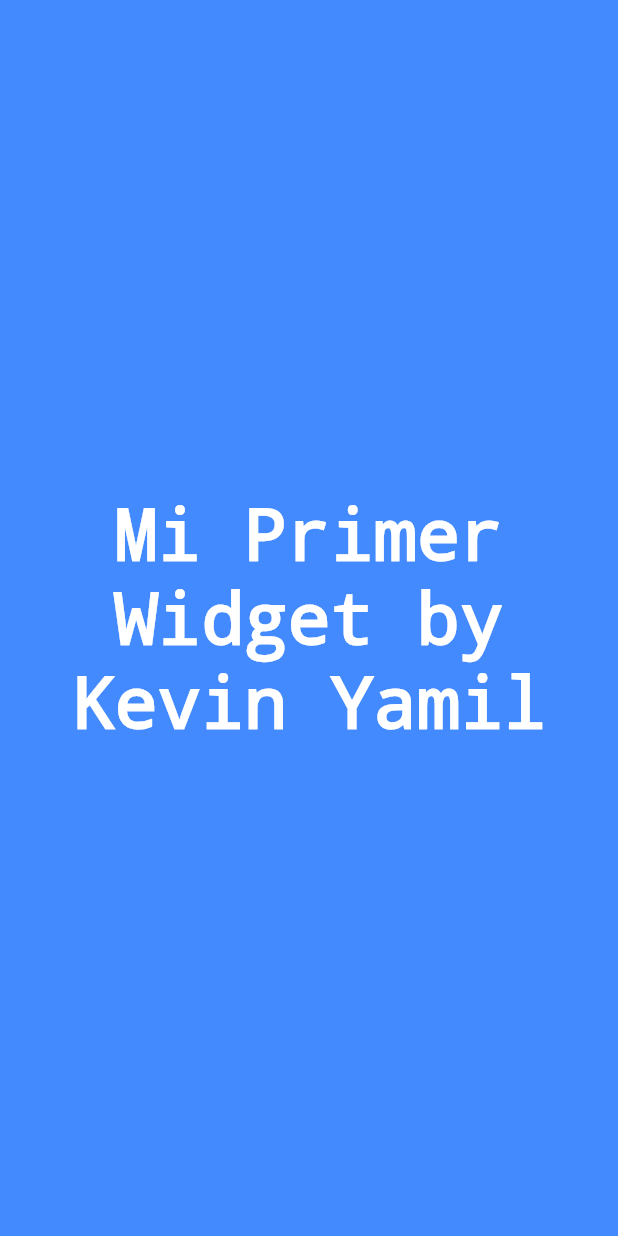
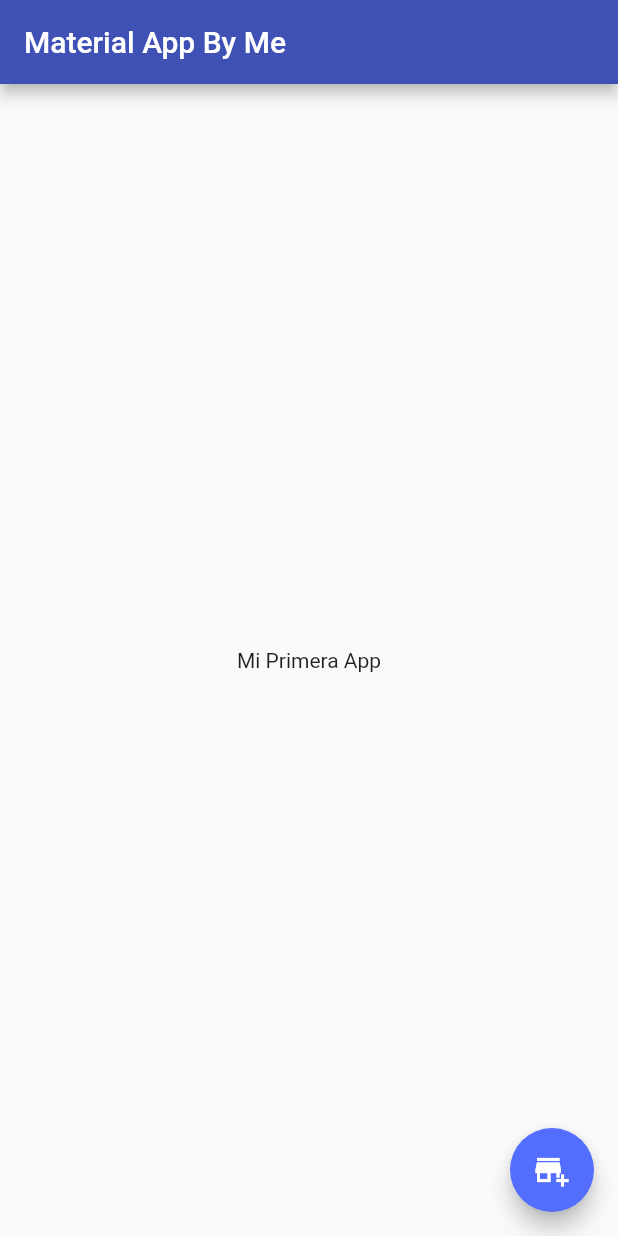
Before and after one commit to kevinShogun/Contact_app, a Flutter app: the screen it shows after launch, on a phone screen of 412 x 824 dp. Run offline on Flutter 3.47's test engine with Material 2 defaults, Android fonts, the light colour scheme and no system bars.

Commit message:
Se Implemento Material Desing para My App

```diff
--- a/lib/main.dart
+++ b/lib/main.dart
@@ -1,4 +1,5 @@
 import 'package:flutter/material.dart';
+import 'package:flutter/cupertino.dart';
 
 void main() {
   runApp(MyApp());
@@ -12,18 +13,26 @@ class MyApp extends StatelessWidget {
       title: 'Flutter App de Kevin',
       theme: ThemeData(
         primarySwatch: Colors.indigo,
+        secondaryHeaderColor: Colors.blueGrey,
         visualDensity: VisualDensity.adaptivePlatformDensity,
       ),
-      home: Container(
-          color: Colors.blueAccent,
+      home: Scaffold(
+        floatingActionButton: FloatingActionButton(
+          backgroundColor: Colors.indigoAccent,
+          child: Icon(Icons.add_business),
+        ),
+        appBar: AppBar(
+          title: Text('Material App By Me'),
+        ),
+        body: Container(
           child: Center(
             child: Text(
-              'Mi Primer Widget by Kevin Yamil',
+              'Mi Primera App',
               textAlign: TextAlign.center,
-              style: TextStyle(
-                  decoration: TextDecoration.none, color: Colors.white),
             ),
-          )),
+          ),
+        ),
+      ),
     );
   }
 }
```
Also changed, not shown: lib/UI/UI.Pages/01.txt (added), lib/UI/Widgets/02.txt (added).
